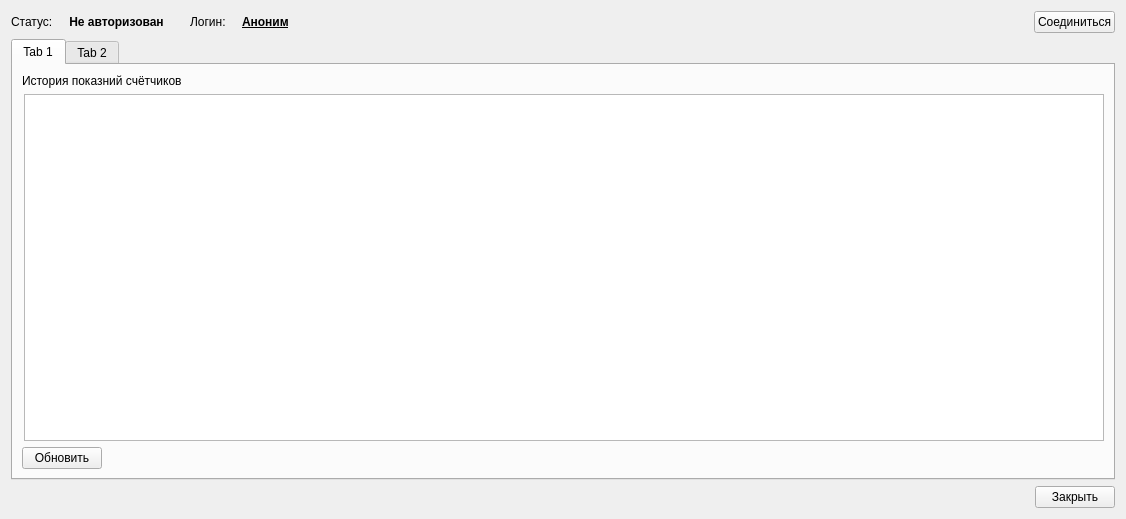
The window that profjilcom_cabinet/main.ui (0valse/experiments) describes before a commit, drawn with Qt 5.
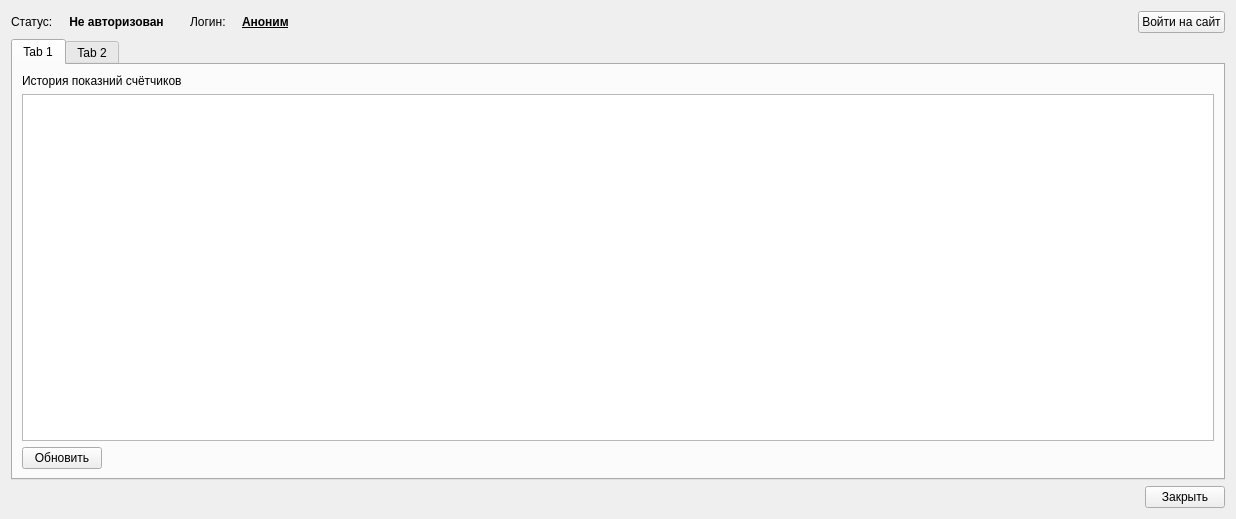
The same window after the commit.

```diff
--- a/profjilcom_cabinet/main.ui
+++ b/profjilcom_cabinet/main.ui
@@ -6,7 +6,7 @@
    <rect>
     <x>0</x>
     <y>0</y>
-    <width>1126</width>
+    <width>1236</width>
     <height>519</height>
    </rect>
   </property>
@@ -131,7 +131,7 @@
      <item>
       <widget class="QPushButton" name="DisconnectButton">
        <property name="text">
-        <string>Соединиться</string>
+        <string>Войти на сайт</string>
        </property>
       </widget>
      </item>
@@ -159,22 +159,6 @@
        </item>
        <item row="1" column="0">
         <layout class="QHBoxLayout" name="horizontalLayout_14">
-         <item>
-          <spacer name="horizontalSpacer">
-           <property name="orientation">
-            <enum>Qt::Horizontal</enum>
-           </property>
-           <property name="sizeType">
-            <enum>QSizePolicy::Fixed</enum>
-           </property>
-           <property name="sizeHint" stdset="0">
-            <size>
-             <width>2</width>
-             <height>20</height>
-            </size>
-           </property>
-          </spacer>
-         </item>
          <item>
           <widget class="QTableView" name="tableView">
            <property name="editTriggers">
```
Left out of the diff: 4 changed lines with no effect on the pictures.
